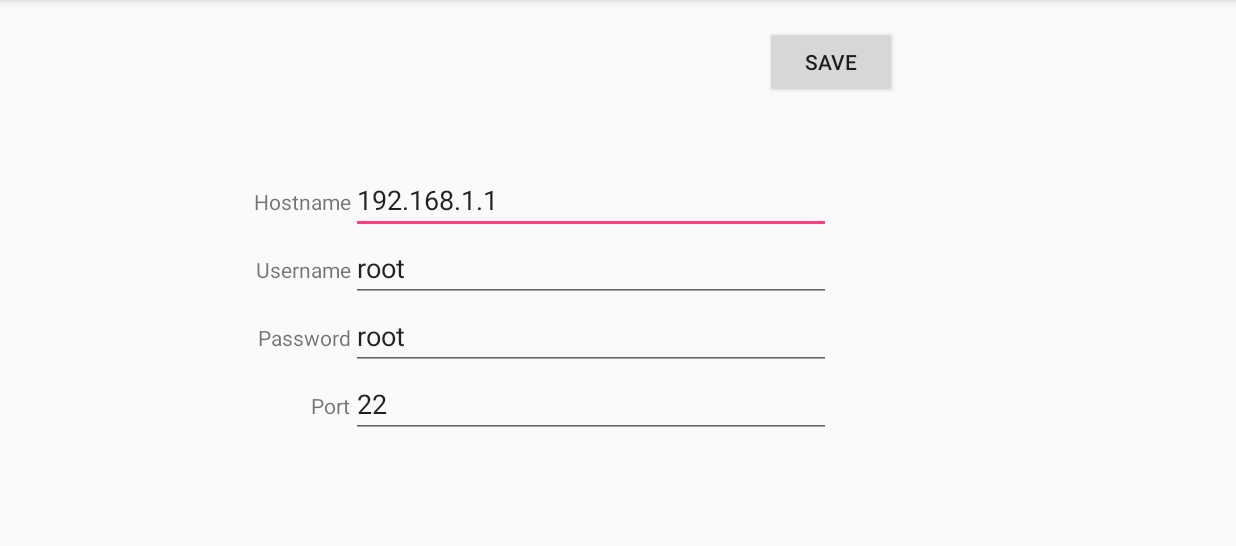
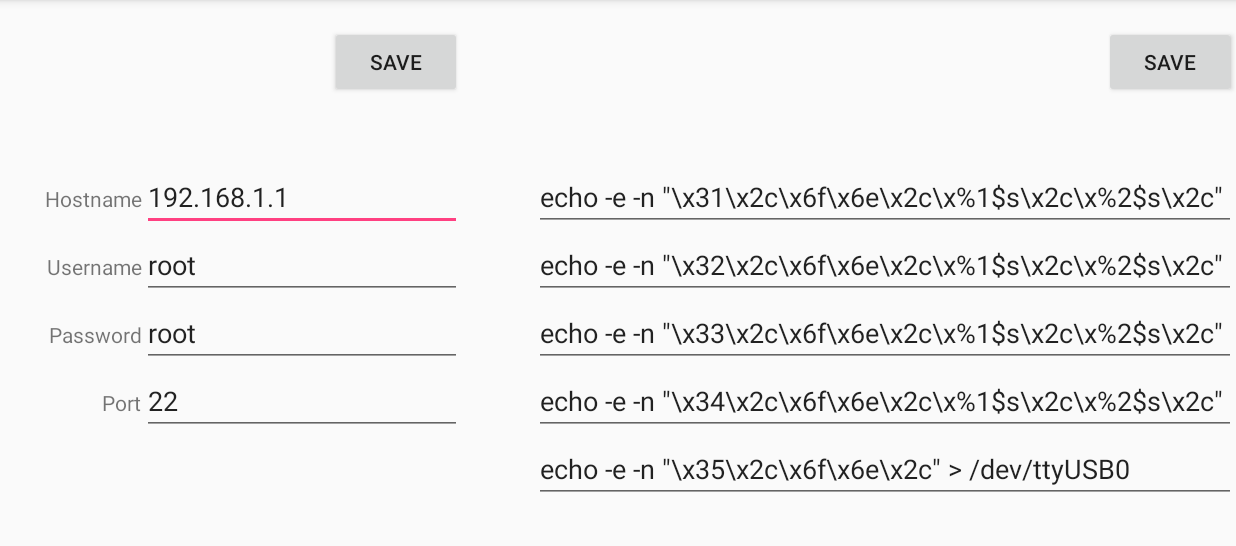
Before and after one commit to byvalron/NewVersion, an Android app: the SettingActivity screen opened directly, with no data from a screen before it, on a phone screen of 824 x 412 dp (held sideways), the part 72-618 px from its top. Run offline under Robolectric (Android 15) with nearby library versions, the phone set to English and light mode, and no system bars.

Commit message:
24.03 once

```diff
--- a/app/src/main/java/com/example/newversion/SettingActivity.java
+++ b/app/src/main/java/com/example/newversion/SettingActivity.java
@@ -16,25 +16,37 @@ import android.widget.EditText;
 
 public class SettingActivity extends AppCompatActivity {
 
-    public  EditText host, user, pass,por;
-    public Button save;
+    public  EditText host, user, pass, por, com1, com2, com3, com4, com5;
+    public Button save, save2;
     @Override
     protected void onCreate(final Bundle savedInstanceState) {
         super.onCreate(savedInstanceState);
         setContentView(R.layout.setting_list);
 
-
         save = (Button) findViewById(R.id.save);
+        save2 = (Button) findViewById(R.id.savecom);
 
         host = (EditText) findViewById(R.id.hostname);
         user = (EditText) findViewById(R.id.username);
-        pass = (EditText) findViewById(R.id.password);
+        pass = (EditText) findViewById(R.id.passw);
         por = (EditText) findViewById(R.id.port);
 
-        host.setText("192.168.1.1");
-        user.setText("root");
-        pass.setText("root");
+        com1 = (EditText) findViewById(R.id.Text);
+        com2 = (EditText) findViewById(R.id.Text2);
+        com3 = (EditText) findViewById(R.id.Text3);
+        com4 = (EditText) findViewById(R.id.Text4);
+        com5 = (EditText) findViewById(R.id.Text5);
+
+        host.setText(SettingSingleton.getInstance().hostname);
+        user.setText(SettingSingleton.getInstance().username);
+        pass.setText(SettingSingleton.getInstance().password);
         por.setText("22");
+
+        com1.setText(SettingSingleton.getInstance().MoveForward);
+        com2.setText(SettingSingleton.getInstance().MoveLeft);
+        com3.setText(SettingSingleton.getInstance().MoveRight);
+        com4.setText(SettingSingleton.getInstance().MoveBack);
+        com5.setText(SettingSingleton.getInstance().MoveStop);
 
         save.setOnClickListener(new View.OnClickListener()
         {
@@ -51,6 +63,23 @@ public class SettingActivity extends AppCompatActivity {
                 LogSingleton.getInstance().addToListLog(SettingActivity.this.host.getText().toString());
             }
         });
+        save2.setOnClickListener(new View.OnClickListener()
+        {
+            public void onClick(View v)
+            {
+                SettingSingleton.getInstance().MoveForward = SettingActivity.this.com1.getText().toString();
+                SettingSingleton.getInstance().MoveLeft = SettingActivity.this.com2.getText().toString();
+                SettingSingleton.getInstance().MoveRight = SettingActivity.this.com3.getText().toString();
+                SettingSingleton.getInstance().MoveBack = SettingActivity.this.com4.getText().toString();
+                SettingSingleton.getInstance().MoveStop = SettingActivity.this.com5.getText().toString();
+
+                LogSingleton.getInstance().addToListLog("new " + SettingActivity.this.com1.getText().toString());
+                LogSingleton.getInstance().addToListLog("new " + SettingActivity.this.com2.getText().toString());
+                LogSingleton.getInstance().addToListLog("new " + SettingActivity.this.com3.getText().toString());
+                LogSingleton.getInstance().addToListLog("new " + SettingActivity.this.com4.getText().toString());
+                LogSingleton.getInstance().addToListLog("new " + SettingActivity.this.com5.getText().toString());
+            }
+        });
     }
     public boolean onCreateOptionsMenu(Menu menu) {
         getMenuInflater().inflate(R.menu.main_log, menu);
--- a/app/src/main/java/com/example/newversion/SettingSingleton.java
+++ b/app/src/main/java/com/example/newversion/SettingSingleton.java
@@ -10,6 +10,12 @@ public class SettingSingleton {
     public String username = "root";
     public String password = "root";
     public int port = 22;
+
+    public String MoveForward = "echo -e -n \"\\x31\\x2c\\x6f\\x6e\\x2c\\x%1$s\\x2c\\x%2$s\\x2c\" > /dev/ttyUSB0";
+    public String MoveLeft = "echo -e -n \"\\x32\\x2c\\x6f\\x6e\\x2c\\x%1$s\\x2c\\x%2$s\\x2c\" > /dev/ttyUSB0";
+    public String MoveStop = "echo -e -n \"\\x35\\x2c\\x6f\\x6e\\x2c\" > /dev/ttyUSB0";
+    public String MoveRight = "echo -e -n \"\\x33\\x2c\\x6f\\x6e\\x2c\\x%1$s\\x2c\\x%2$s\\x2c\" > /dev/ttyUSB0";
+    public String MoveBack = "echo -e -n \"\\x34\\x2c\\x6f\\x6e\\x2c\\x%1$s\\x2c\\x%2$s\\x2c\" > /dev/ttyUSB0";
 
     private static SettingSingleton instance;
     private SettingSingleton() { }
--- a/app/src/main/res/layout-land/setting_list.xml
+++ b/app/src/main/res/layout-land/setting_list.xml
@@ -10,43 +10,38 @@
         android:id="@+id/save"
         android:layout_width="wrap_content"
         android:layout_height="wrap_content"
-        android:layout_weight="1"
-        android:text="Save"
-        android:layout_alignParentEnd="true"
-        android:layout_marginEnd="226dp"
-        android:layout_marginTop="17dp" />
+        android:text="@string/save"
+        android:layout_marginTop="17dp"
+        android:layout_alignParentTop="true"
+        android:layout_alignEnd="@+id/linearLayout" />
 <LinearLayout
     android:layout_width="wrap_content"
     android:layout_height="wrap_content"
-    android:gravity="right"
+    android:gravity="end"
     android:orientation="vertical"
-    android:layout_marginStart="77dp"
-    android:layout_marginTop="45dp"
+    android:layout_marginStart="30dp"
+    android:layout_marginTop="43dp"
     android:layout_below="@+id/save"
-    android:layout_alignParentStart="true">
+    android:id="@+id/linearLayout">
 
     <LinearLayout
         android:id="@+id/row"
         android:layout_width="wrap_content"
-        android:layout_height="wrap_content"
-        android:layout_weight="1"
-        android:layout_alignParentStart="true"
-        android:layout_alignParentTop="true"
-        android:layout_marginStart="92dp">
+        android:layout_height="wrap_content">
 
         <TextView
             android:id="@+id/textView2"
             android:layout_width="wrap_content"
             android:layout_height="wrap_content"
-            android:text="Hostname" />
+            android:text="@string/hostname" />
 
         <EditText
             android:id="@+id/hostname"
             android:layout_width="wrap_content"
             android:layout_height="wrap_content"
-            android:ems="15"
+            android:ems="10"
             android:inputType="textPersonName"
-            android:text="Hostname" />
+            android:text="@string/hostname" />
 
     </LinearLayout>
 
@@ -54,73 +49,123 @@
     <LinearLayout
         android:id="@+id/row2"
         android:layout_width="wrap_content"
-        android:layout_weight="1"
-        android:layout_height="wrap_content"
-        android:layout_alignEnd="@+id/row"
-        android:layout_below="@+id/row">
+        android:layout_height="wrap_content">
 
         <TextView
             android:id="@+id/textView3"
             android:layout_width="wrap_content"
             android:layout_height="wrap_content"
-            android:text="Username" />
+            android:text="@string/username" />
 
         <EditText
             android:id="@+id/username"
             android:layout_width="wrap_content"
             android:layout_height="wrap_content"
-            android:ems="15"
+            android:ems="10"
             android:inputType="textPersonName"
-            android:text="Username" />
+            android:text="@string/username" />
     </LinearLayout>
 
 
     <LinearLayout
     android:layout_height="wrap_content"
-        android:layout_weight="1"
     android:layout_width="wrap_content"
-    android:id="@+id/row3"
-    android:layout_below="@+id/row2"
-    android:layout_alignEnd="@+id/row2">
+    android:id="@+id/row3">
     <TextView
         android:id="@+id/textView4"
         android:layout_width="wrap_content"
         android:layout_height="wrap_content"
-        android:text="Password" />
+        android:text="@string/password" />
 
     <EditText
-        android:id="@+id/password"
+        android:id="@+id/passw"
         android:layout_width="wrap_content"
         android:layout_height="wrap_content"
-        android:ems="15"
+        android:ems="10"
         android:inputType="textPersonName"
-        android:text="Password" />
+        android:text="@string/password" />
 
 </LinearLayout>
-
 
 <LinearLayout
     android:layout_height="wrap_content"
     android:layout_width="wrap_content"
-    android:layout_weight="1"
-    android:id="@+id/row4"
-    android:layout_below="@+id/row3"
-    android:layout_alignEnd="@+id/row2">
+    android:id="@+id/row4">
     <TextView
         android:id="@+id/textView5"
         android:layout_width="wrap_content"
         android:layout_height="wrap_content"
-        android:text="Port" />
+        android:text="@string/port" />
 
     <EditText
         android:id="@+id/port"
         android:layout_width="wrap_content"
         android:layout_height="wrap_content"
-        android:ems="15"
+        android:ems="10"
         android:inputType="textPersonName"
-        android:text="Port" />
+        android:text="@string/port" />
 </LinearLayout>
 
 </LinearLayout>
 
+
+
+    <LinearLayout
+        android:layout_width="wrap_content"
+        android:layout_height="wrap_content"
+        android:orientation="vertical"
+        android:gravity="end"
+        android:layout_alignTop="@+id/linearLayout"
+        android:layout_toEndOf="@+id/linearLayout"
+        android:layout_marginStart="48dp"
+        android:id="@+id/linearLayout3">
+
+        <EditText
+            android:id="@+id/Text"
+            android:layout_width="wrap_content"
+            android:layout_height="wrap_content"
+            android:ems="27"
+            android:inputType="textPersonName"
+            android:text="@string/text" />
+
+        <EditText
+            android:id="@+id/Text2"
+            android:layout_width="wrap_content"
+            android:layout_height="wrap_content"
+            android:ems="27"
+            android:inputType="textPersonName"
+            android:text="@string/text" />
+
+        <EditText
+        android:id="@+id/Text3"
+        android:layout_width="wrap_content"
+        android:layout_height="wrap_content"
+        android:ems="27"
+        android:inputType="textPersonName"
+        android:text="@string/text" />
+
+    <EditText
+        android:id="@+id/Text4"
+        android:layout_width="wrap_content"
+        android:layout_height="wrap_content"
+        android:ems="27"
+        android:inputType="textPersonName"
+        android:text="@string/text" />
+
+    <EditText
+        android:id="@+id/Text5"
+        android:layout_width="wrap_content"
+        android:layout_height="wrap_content"
+        android:ems="27"
+        android:inputType="textPersonName"
+        android:text="@string/text" />
+    </LinearLayout>
+    <Button
+        android:id="@+id/savecom"
+        android:layout_width="wrap_content"
+        android:layout_height="wrap_content"
+        android:text="@string/save"
+        android:layout_alignTop="@+id/save"
+        android:layout_alignEnd="@+id/linearLayout3" />
+
 </RelativeLayout>
--- a/app/src/main/res/menu/log_clear.xml
+++ b/app/src/main/res/menu/log_clear.xml
@@ -6,6 +6,7 @@
         android:id="@+id/action_clear"
         android:orderInCategory="100"
         android:title="@string/action_clear"
+        android:icon="@drawable/c"
         android:onClick="onLogMenuClick"
         app:showAsAction="never"/>
 </menu>
--- a/app/src/main/res/values/strings.xml
+++ b/app/src/main/res/values/strings.xml
@@ -3,5 +3,20 @@
     <string name="title_activity_log">Log</string>
     <string name="action_settings">Log</string>
     <string name="action_clear">CLEAR</string>
+    <string name="text">Name</string>
+    <string name="save">Save</string>
+    <string name="hostname">Hostname</string>
+    <string name="username">Username</string>
+    <string name="password">Password</string>
+    <string name="port">Port</string>
+    <string name="action_log_clear">Clear</string>
+    <string name="error_no_connection_internet">No connection to the Internet</string>
+    <string name="errConnectionSuccessful">Connection is successful</string>
+    <string name="error_connecting_in_process">Connecting in process...</string>
+    <string name="errUnknownIP">Unknown IP</string>
+    <string name="errNoConnect">Session is not connected</string>
+    <string name="error_connection_internet">Error connection to the Internet</string>
+    <string name="try_connect">Try connect...</string>
+    <string name="set_disconnect">Set disConnect</string>
 
 </resources>
```
Also changed, not shown: app/src/main/java/com/example/newversion/MainActivity.java (+20 -28 lines), app/src/main/java/com/example/newversion/SshWrapper.java (+23 -53 lines).
